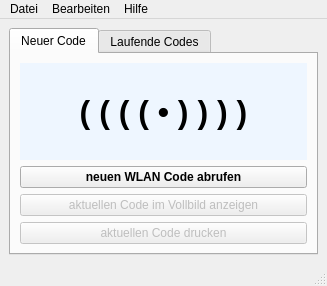
Before: the Qt Designer form ui/mainwindow.ui in pyphil/WLAN-Codes, drawn with Qt 5.
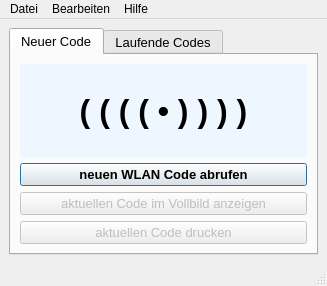
After: the same form once the commit is applied. Icons and pictures are not drawn.

```diff
--- a/ui/mainwindow.ui
+++ b/ui/mainwindow.ui
@@ -27,6 +27,11 @@
         <verstretch>0</verstretch>
        </sizepolicy>
       </property>
+      <property name="font">
+       <font>
+        <pointsize>10</pointsize>
+       </font>
+      </property>
       <property name="currentIndex">
        <number>0</number>
       </property>
@@ -40,7 +45,6 @@
           <property name="font">
            <font>
             <pointsize>24</pointsize>
-            <weight>75</weight>
             <bold>true</bold>
            </font>
           </property>
@@ -59,13 +63,16 @@
          <widget class="QPushButton" name="pushButton">
           <property name="font">
            <font>
-            <weight>75</weight>
+            <pointsize>10</pointsize>
             <bold>true</bold>
            </font>
           </property>
           <property name="text">
            <string>neuen WLAN Code abrufen</string>
           </property>
+          <property name="default">
+           <bool>true</bool>
+          </property>
          </widget>
         </item>
         <item>
```
Left out of the diff: 4 changed lines with no effect on the pictures.
